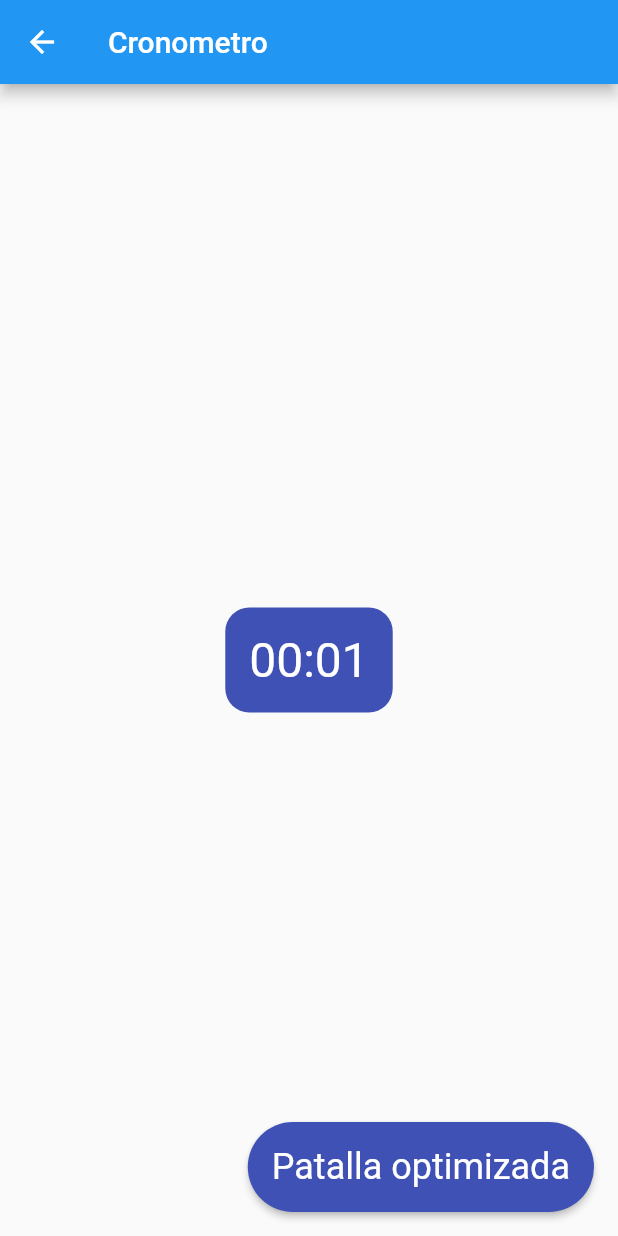
After one commit to Luis-MX/curso-flutter-2020, a Flutter app: the screen it shows after launch, in the side drawer, after a tap on "Cronometro", on a phone screen of 412 x 824 dp. The commit adds this screen. Run offline on Flutter 3.47's test engine with Material 2 defaults, Android fonts, the phone set to English and light mode, and no system bars.

Commit message:
Pantalla de cronometro

```diff
--- /dev/null
+++ b/lib/cronometro.dart
@@ -0,0 +1,76 @@
+import 'dart:async';
+
+import 'package:flutter/material.dart';
+
+class PantallaCronometro extends StatefulWidget {
+  @override
+  _PantallaCronometroState createState() => _PantallaCronometroState();
+}
+
+class _PantallaCronometroState extends State<PantallaCronometro> {
+
+  int segundos = 0;
+  StreamSubscription _cronometro;
+
+  @override
+  void initState() {
+    super.initState();
+    _cronometro = Stream.periodic(Duration(seconds: 1), actualizacion)
+      .listen(null);
+  }
+
+  @override
+  void dispose() {
+    _cronometro.cancel();
+    super.dispose();
+  }
+
+  void actualizacion(int index) {
+    setState(() {
+      segundos ++;
+    });
+  }
+
+  @override
+  Widget build(BuildContext context) {
+    print('Pantalla reconstruyendose');
+    int minutos = segundos ~/ 60;
+    int segundosPantalla = segundos % 60;
+    return Scaffold(
+      appBar: AppBar(
+        title: Text('Cronometro'),
+      ),
+      body: Center(
+        child: Container(
+          padding: const EdgeInsets.all(16.0),
+          decoration: BoxDecoration(
+            borderRadius: BorderRadius.all(Radius.circular(16)),
+            color: Colors.indigo,
+          ),
+          child: Text(
+            '${minutos.toString().padLeft(2, "0")}:${segundosPantalla.toString().padLeft(2, "0")}',
+            style: TextStyle(fontSize: 32, color: Colors.white),
+            ),
+        ),
+      ),
+      floatingActionButton: RawMaterialButton(
+        fillColor: Colors.indigo,
+        shape: StadiumBorder(),
+        padding: const EdgeInsets.all(16.0),
+        child: Text('Patalla optimizada', style: TextStyle(color: Colors.white, fontSize: 24),),
+        onPressed: () {
+          Navigator.of(context).push(MaterialPageRoute(
+            builder: (_) => Scaffold(
+              appBar: AppBar(
+                title: Text('Pantalla optimizada'),
+              ),
+              body: Center(
+                child: TextField(),
+              ),
+            )
+          ));
+        },
+      ),
+    );
+  }
+}
--- a/lib/main.dart
+++ b/lib/main.dart
@@ -1,4 +1,5 @@
 import 'package:flutter/material.dart';
+import 'package:hello/cronometro.dart';
 import 'package:hello/cupertino.dart';
 import 'package:hello/estado.dart';
 
@@ -58,6 +59,16 @@ class PantallaPrincipal extends StatelessWidget {
                 ));
               },
             ),
+            ListTile(
+              title: Text('Cronometro'),
+              onTap: () {
+                Navigator.push(
+                  context,
+                  MaterialPageRoute(
+                  builder: (_) => PantallaCronometro()
+                ));
+              },
+            ),
           ],
         ),
       ),
```
